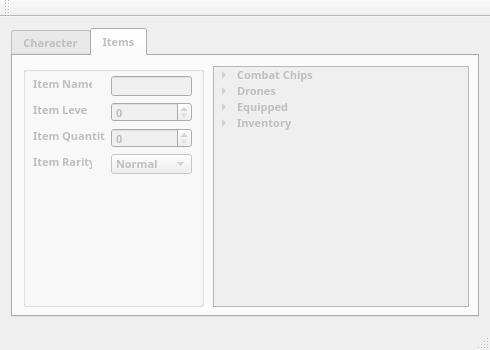
murfalo/RogueEdit, file mainwindow.ui: the form before one commit.
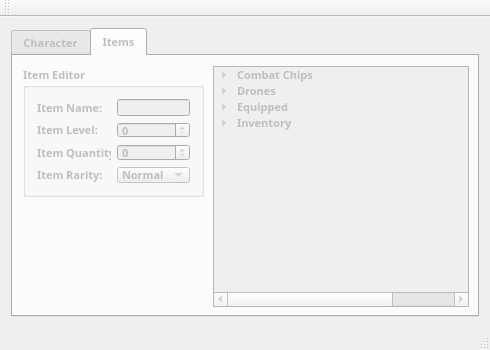
The form after the commit. Icons and pictures are not drawn.

Diff of the .ui file:
```diff
--- a/mainwindow.ui
+++ b/mainwindow.ui
@@ -1899,115 +1899,64 @@
             <x>10</x>
             <y>10</y>
             <width>181</width>
-            <height>241</height>
+            <height>131</height>
            </rect>
           </property>
           <property name="title">
-           <string/>
+           <string>Item Editor</string>
           </property>
+          <layout class="QGridLayout" name="gridLayout_2">
+           <item row="0" column="0">
           <widget class="QLabel" name="labelItemName">
            <property name="enabled">
             <bool>false</bool>
            </property>
-           <property name="geometry">
-            <rect>
-             <x>10</x>
-             <y>10</y>
-             <width>59</width>
-             <height>16</height>
-            </rect>
-           </property>
            <property name="text">
             <string>Item Name:</string>
            </property>
           </widget>
-          <widget class="QLineEdit" name="lineEditItemName">
-           <property name="geometry">
-            <rect>
-             <x>88</x>
-             <y>10</y>
-             <width>81</width>
-             <height>20</height>
-            </rect>
-           </property>
-          </widget>
+           </item>
+           <item row="0" column="1">
+            <widget class="QLineEdit" name="lineEditItemName"/>
+           </item>
+           <item row="1" column="0">
           <widget class="QLabel" name="labelItemLevel">
            <property name="enabled">
             <bool>false</bool>
            </property>
-           <property name="geometry">
-            <rect>
-             <x>10</x>
-             <y>36</y>
-             <width>55</width>
-             <height>16</height>
-            </rect>
-           </property>
            <property name="text">
             <string>Item Level:</string>
            </property>
           </widget>
-          <widget class="QSpinBox" name="spinBoxItemLevelEdit">
-           <property name="geometry">
-            <rect>
-             <x>88</x>
-             <y>36</y>
-             <width>81</width>
-             <height>20</height>
-            </rect>
-           </property>
-          </widget>
-          <widget class="QSpinBox" name="spinBoxItemQuantityEdit">
-           <property name="geometry">
-            <rect>
-             <x>88</x>
-             <y>62</y>
-             <width>81</width>
-             <height>20</height>
-            </rect>
-           </property>
-          </widget>
+           </item>
+           <item row="1" column="1">
+            <widget class="QSpinBox" name="spinBoxItemLevelEdit"/>
+           </item>
+           <item row="2" column="0">
           <widget class="QLabel" name="labelItemQuantity">
            <property name="enabled">
             <bool>false</bool>
            </property>
-           <property name="geometry">
-            <rect>
-             <x>10</x>
-             <y>62</y>
-             <width>72</width>
-             <height>16</height>
-            </rect>
-           </property>
            <property name="text">
             <string>Item Quantity:</string>
            </property>
           </widget>
+           </item>
+           <item row="2" column="1">
+            <widget class="QSpinBox" name="spinBoxItemQuantityEdit"/>
+           </item>
+           <item row="3" column="0">
           <widget class="QLabel" name="labelItemRarity">
            <property name="enabled">
             <bool>false</bool>
            </property>
-           <property name="geometry">
-            <rect>
-             <x>10</x>
-             <y>88</y>
-             <width>59</width>
-             <height>16</height>
-            </rect>
-           </property>
            <property name="text">
             <string>Item Rarity:</string>
            </property>
           </widget>
-          <widget class="QComboBox" name="comboBoxRarityEdit">
-           <property name="geometry">
-            <rect>
-             <x>88</x>
-             <y>88</y>
-             <width>81</width>
-             <height>20</height>
-            </rect>
-           </property>
+           </item>
+           <item row="3" column="1">
+            <widget class="QComboBox" name="comboBoxItemRarityEdit">
            <item>
             <property name="text">
              <string>Normal</string>
@@ -2029,6 +1978,8 @@
             </property>
            </item>
           </widget>
+           </item>
+          </layout>
          </widget>
          <widget class="QTreeWidget" name="treeWidgetItemBrowser">
           <property name="geometry">
@@ -2064,13 +2015,13 @@
            <bool>true</bool>
           </property>
           <property name="columnCount">
-           <number>2</number>
+           <number>3</number>
           </property>
           <attribute name="headerVisible">
            <bool>false</bool>
           </attribute>
           <attribute name="headerDefaultSectionSize">
-           <number>130</number>
+           <number>125</number>
           </attribute>
           <column>
            <property name="text">
@@ -2082,6 +2033,11 @@
             <string>Type</string>
            </property>
           </column>
+          <column>
+           <property name="text">
+            <string>Descriptor</string>
+           </property>
+          </column>
           <item>
            <property name="text">
             <string>Combat Chips</string>
```
Left out of the diff: 165 changed lines with no effect on the pictures. Lines whose indentation alone changed are shown as unchanged.
